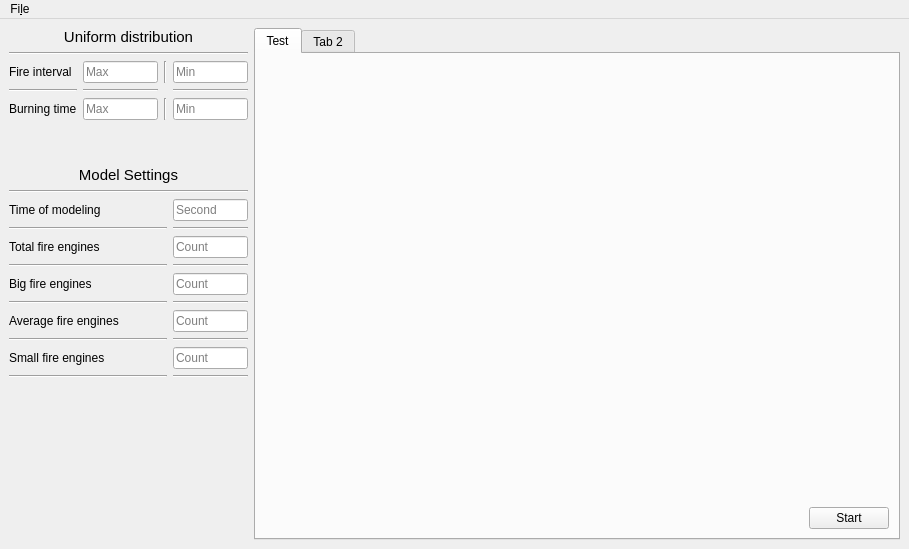
KitKod/PyQS, file gui/qtview.ui: the form before one commit.
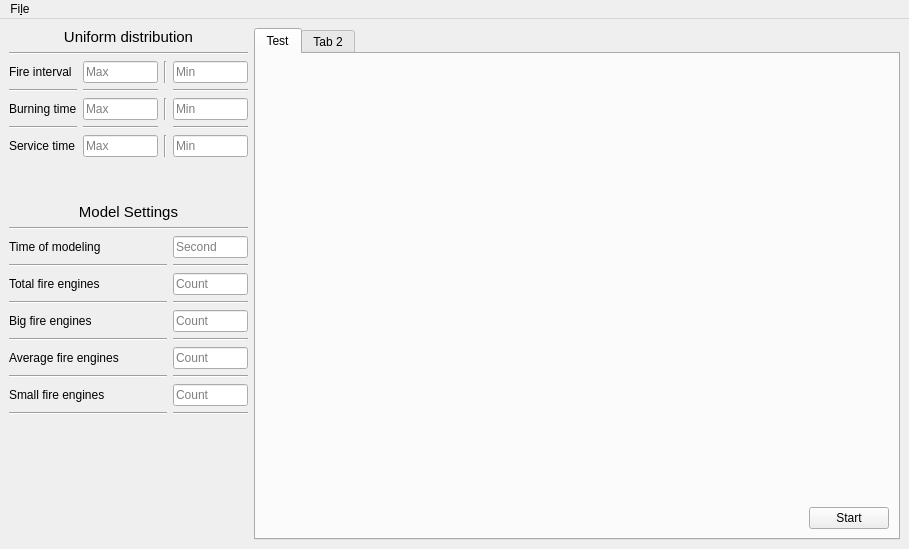
The form after the commit. Custom widgets are drawn as their Qt base class.

Commit message: Add dist for service time and add second axes

What changed in the file:
```diff
--- a/gui/qtview.ui
+++ b/gui/qtview.ui
@@ -85,6 +85,13 @@
       </item>
       <item>
        <layout class="QGridLayout" name="HLay_distribution">
+        <item row="4" column="2">
+         <widget class="Line" name="line_18">
+          <property name="orientation">
+           <enum>Qt::Vertical</enum>
+          </property>
+         </widget>
+        </item>
         <item row="2" column="3">
          <widget class="QLineEdit" name="LEdit_dist_burntime_min">
           <property name="sizePolicy">
@@ -228,6 +235,78 @@
           </property>
          </widget>
         </item>
+        <item row="4" column="3">
+         <widget class="QLineEdit" name="LEdit_dist_service_min">
+          <property name="sizePolicy">
+           <sizepolicy hsizetype="Preferred" vsizetype="Preferred">
+            <horstretch>0</horstretch>
+            <verstretch>0</verstretch>
+           </sizepolicy>
+          </property>
+          <property name="maximumSize">
+           <size>
+            <width>75</width>
+            <height>16777215</height>
+           </size>
+          </property>
+          <property name="maxLength">
+           <number>8</number>
+          </property>
+          <property name="placeholderText">
+           <string>Min</string>
+          </property>
+         </widget>
+        </item>
+        <item row="4" column="0">
+         <widget class="QLabel" name="label_service_time">
+          <property name="text">
+           <string>Service time</string>
+          </property>
+         </widget>
+        </item>
+        <item row="4" column="1">
+         <widget class="QLineEdit" name="LEdit_dist_service_max">
+          <property name="sizePolicy">
+           <sizepolicy hsizetype="Preferred" vsizetype="Preferred">
+            <horstretch>0</horstretch>
+            <verstretch>0</verstretch>
+           </sizepolicy>
+          </property>
+          <property name="maximumSize">
+           <size>
+            <width>75</width>
+            <height>16777215</height>
+           </size>
+          </property>
+          <property name="maxLength">
+           <number>8</number>
+          </property>
+          <property name="placeholderText">
+           <string>Max</string>
+          </property>
+         </widget>
+        </item>
+        <item row="3" column="0">
+         <widget class="Line" name="line_19">
+          <property name="orientation">
+           <enum>Qt::Horizontal</enum>
+          </property>
+         </widget>
+        </item>
+        <item row="3" column="1">
+         <widget class="Line" name="line_20">
+          <property name="orientation">
+           <enum>Qt::Horizontal</enum>
+          </property>
+         </widget>
+        </item>
+        <item row="3" column="3">
+         <widget class="Line" name="line_21">
+          <property name="orientation">
+           <enum>Qt::Horizontal</enum>
+          </property>
+         </widget>
+        </item>
        </layout>
       </item>
       <item>
```
Left out of the diff: 10 changed lines with no effect on the pictures. The commit also changes 5 other files.
